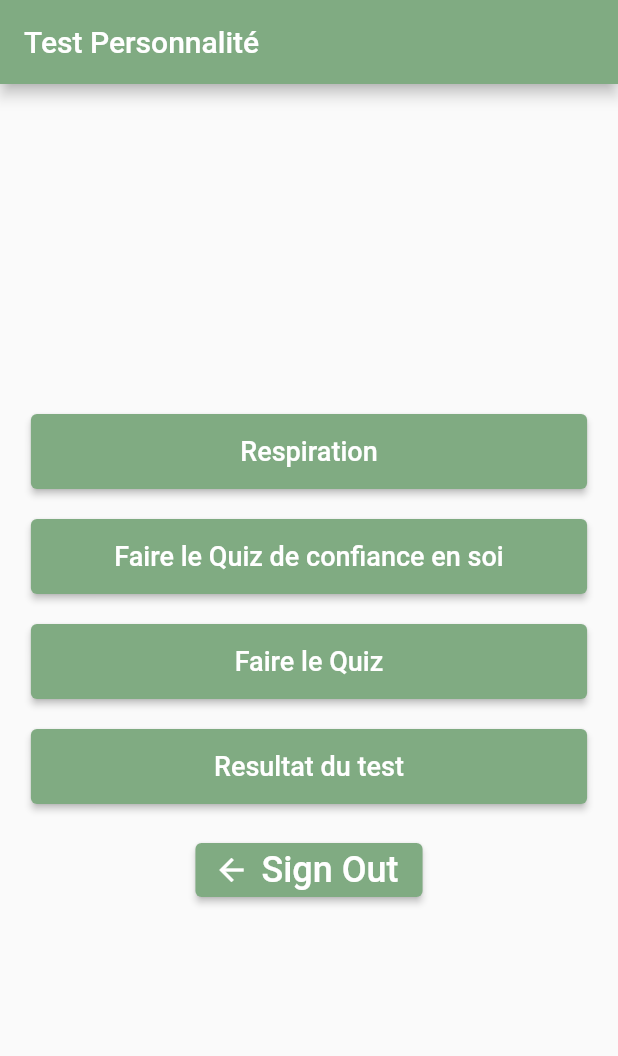
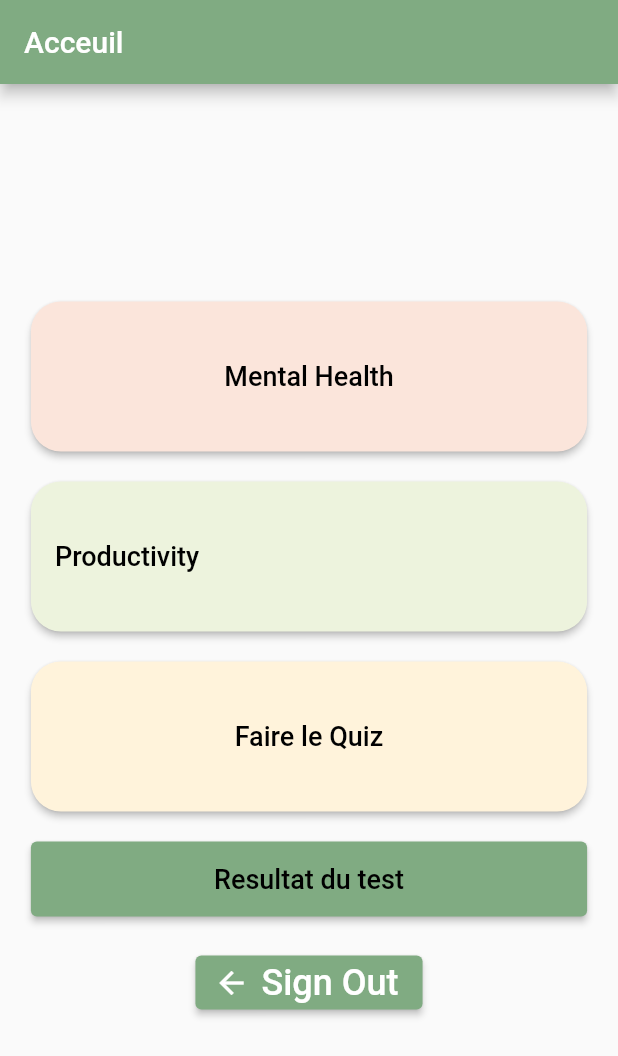
Before and after one commit to BresThomas/TheRealMe, a Flutter app: the screen it shows once a user with an empty profile is signed in, on a phone screen of 412 x 824 dp. Shown: the top 1056 px of the screen. Run offline on Flutter 3.47's test engine with Material 2 defaults, Android fonts, the phone set to English and light mode, and no system bars; our stand-ins replace cloud_firestore, email_validator, firebase_auth, firebase_core, firebase_database; missing offline and left inert: kg_charts; accounts and stored records are empty.

Commit message:
Add files via upload

```diff
--- a/lib/home_page.dart
+++ b/lib/home_page.dart
@@ -21,7 +21,7 @@ class HomePage extends StatelessWidget {
       title: 'The Real Me',
       theme: CustomThemes.lightTheme,
       darkTheme: CustomThemes.darkTheme,
-      home: const MyHomePage(title: 'Test Personnalité'),
+      home: const MyHomePage(title: 'Acceuil'),
     );
   }
 }
@@ -50,9 +50,16 @@ class _MyHomePageState extends State<MyHomePage> {
               children: <Widget>[
                 Center(
                   child: Container(
-                    height: 50,
+                    height: 100,
                     width: MediaQuery.of(context).size.width * 0.9,
                     child: ElevatedButton(
+                      style: ElevatedButton.styleFrom(
+                        shape: RoundedRectangleBorder(
+                          borderRadius: BorderRadius.circular(
+                              20), // Set rounded corner radius
+                        ),
+                        backgroundColor: CustomThemes.pink,
+                      ),
                       onPressed: () {
                         Navigator.push(
                           context,
@@ -61,9 +68,10 @@ class _MyHomePageState extends State<MyHomePage> {
                         );
                       },
                       child: Text(
-                        'Respiration',
+                        'Mental Health',
                         style: TextStyle(
                           fontSize: 18,
+                          color: CustomThemes.black,
                         ),
                       ),
                     ),
@@ -74,9 +82,16 @@ class _MyHomePageState extends State<MyHomePage> {
                 ),
                 Center(
                   child: Container(
-                    height: 50,
+                    height: 100,
                     width: MediaQuery.of(context).size.width * 0.9,
                     child: ElevatedButton(
+                      style: ElevatedButton.styleFrom(
+                        shape: RoundedRectangleBorder(
+                          borderRadius: BorderRadius.circular(
+                              20), // Set rounded corner radius
+                        ),
+                        backgroundColor: CustomThemes.green,
+                      ),
                       onPressed: () {
                         Navigator.push(
                           context,
@@ -84,11 +99,16 @@ class _MyHomePageState extends State<MyHomePage> {
                               builder: (context) => (QuizApp_selfConfident())),
                         );
                       },
-                      child: Text(
-                        'Faire le Quiz de confiance en soi',
-                        style: TextStyle(
-                          fontSize: 18,
-                        ),
+                      child: Row(
+                        children: [
+                          Text(
+                            'Productivity',
+                            style: TextStyle(
+                              fontSize: 18,
+                              color: CustomThemes.black,
+                            ),
+                          ),
+                        ],
                       ),
                     ),
                   ),
@@ -98,9 +118,16 @@ class _MyHomePageState extends State<MyHomePage> {
                 ),
                 Center(
                   child: Container(
-                    height: 50,
+                    height: 100,
                     width: MediaQuery.of(context).size.width * 0.9,
                     child: ElevatedButton(
+                      style: ElevatedButton.styleFrom(
+                        shape: RoundedRectangleBorder(
+                          borderRadius: BorderRadius.circular(
+                              20), // Set rounded corner radius
+                        ),
+                        backgroundColor: CustomThemes.yellow,
+                      ),
                       onPressed: () {
                         Navigator.push(
                           context,
@@ -111,6 +138,7 @@ class _MyHomePageState extends State<MyHomePage> {
                         'Faire le Quiz',
                         style: TextStyle(
                           fontSize: 18,
+                          color: CustomThemes.black,
                         ),
                       ),
                     ),
@@ -134,6 +162,7 @@ class _MyHomePageState extends State<MyHomePage> {
                       'Resultat du test',
                       style: TextStyle(
                         fontSize: 18,
+                        color: CustomThemes.black,
                       ),
                     ),
                   ),
--- a/lib/theme.dart
+++ b/lib/theme.dart
@@ -4,6 +4,11 @@ class CustomThemes {
   static final Color primaryColor = const Color(0xff80AB82);
   static final Color secondaryColor = Color.fromARGB(255, 255, 255, 255);
   static final Color thirdColor = Colors.black54;
+
+  static final Color green = const Color(0xffEDF3DD);
+  static final Color pink = const Color(0xffFBE5DB);
+  static final Color yellow = const Color(0xffFFF3DB);
+  static final Color black = Color.fromARGB(255, 0, 0, 0);
 
   static final lightTheme = ThemeData.light().copyWith(
     colorScheme: ColorScheme.light(
```
Also changed, not shown: lib/breathing.dart (+5 -12 lines), lib/mental_health.dart (added, +270 -0 lines), lib/assets/img.png (added).
